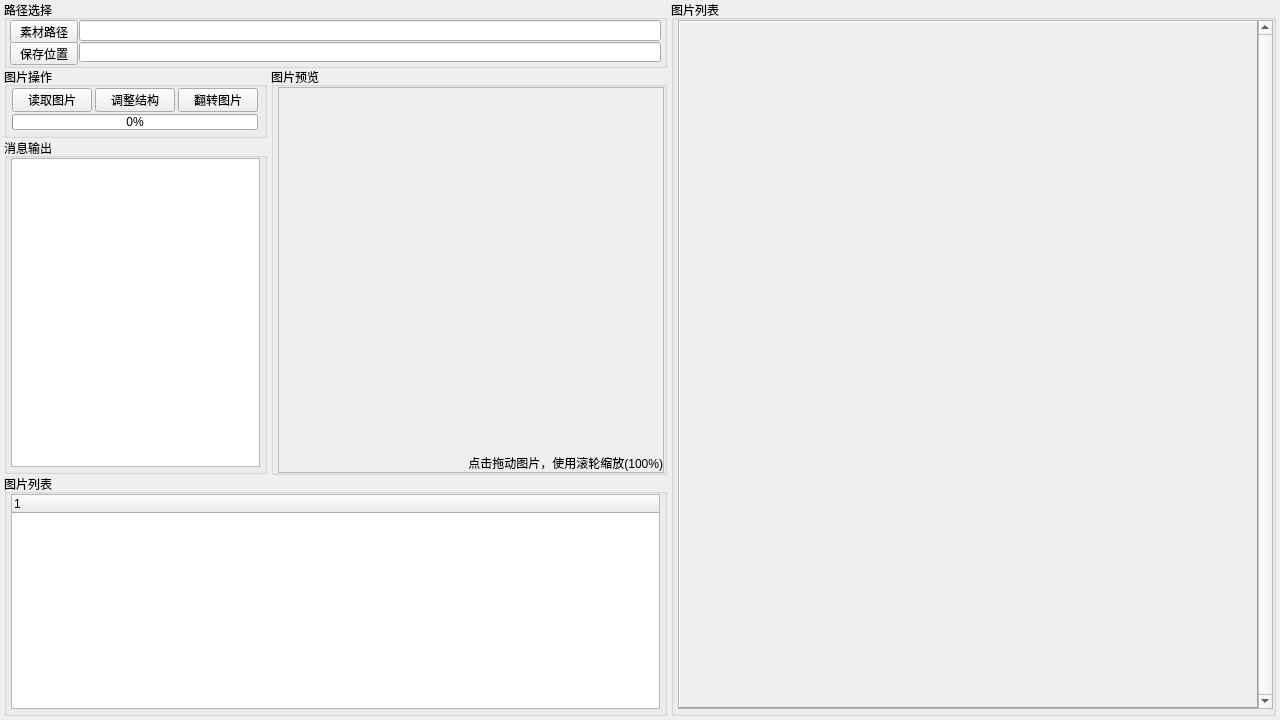
This is src/resources/ImageReverse.ui in Junt62/ImageReverse as Qt 5 draws it before an edit. The edited form follows.
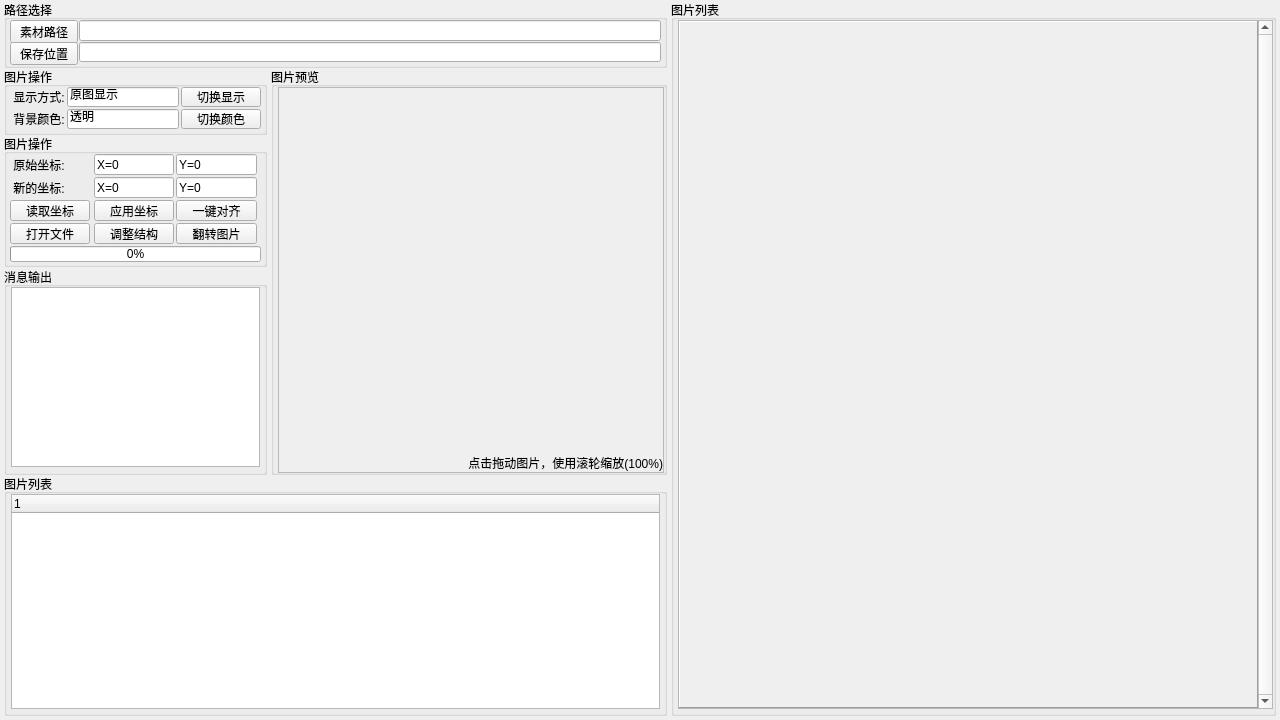
This is the edited form. Icons and pictures are not drawn.

```diff
--- a/src/resources/ImageReverse.ui
+++ b/src/resources/ImageReverse.ui
@@ -123,9 +123,9 @@
    <property name="geometry">
     <rect>
      <x>4</x>
-     <y>67</y>
+     <y>134</y>
      <width>263</width>
-     <height>71</height>
+     <height>133</height>
     </rect>
    </property>
    <property name="title">
@@ -145,66 +145,16 @@
      <number>3</number>
     </property>
     <property name="spacing">
-     <number>1</number>
+     <number>2</number>
     </property>
-    <item row="0" column="0">
-     <widget class="QPushButton" name="btnReadImg">
-      <property name="minimumSize">
-       <size>
-        <width>80</width>
-        <height>24</height>
-       </size>
-      </property>
-      <property name="maximumSize">
-       <size>
-        <width>80</width>
-        <height>24</height>
-       </size>
-      </property>
+    <item row="0" column="3">
+     <widget class="QLineEdit" name="inputPositionOldY">
       <property name="text">
-       <string>读取图片</string>
+       <string>Y=0</string>
       </property>
      </widget>
     </item>
-    <item row="0" column="1">
-     <widget class="QPushButton" name="btnChangeStructure">
-      <property name="minimumSize">
-       <size>
-        <width>80</width>
-        <height>24</height>
-       </size>
-      </property>
-      <property name="maximumSize">
-       <size>
-        <width>80</width>
-        <height>24</height>
-       </size>
-      </property>
-      <property name="text">
-       <string>调整结构</string>
-      </property>
-     </widget>
-    </item>
-    <item row="0" column="2">
-     <widget class="QPushButton" name="btnImgReverse">
-      <property name="minimumSize">
-       <size>
-        <width>80</width>
-        <height>24</height>
-       </size>
-      </property>
-      <property name="maximumSize">
-       <size>
-        <width>80</width>
-        <height>24</height>
-       </size>
-      </property>
-      <property name="text">
-       <string>翻转图片</string>
-      </property>
-     </widget>
-    </item>
-    <item row="3" column="0" colspan="3">
+    <item row="7" column="0" colspan="6">
      <widget class="QProgressBar" name="barProgress">
       <property name="minimumSize">
        <size>
@@ -226,15 +176,92 @@
       </property>
      </widget>
     </item>
+    <item row="1" column="2">
+     <widget class="QLineEdit" name="inputPositionNewX">
+      <property name="text">
+       <string>X=0</string>
+      </property>
+     </widget>
+    </item>
+    <item row="1" column="3">
+     <widget class="QLineEdit" name="inputPositionNewY">
+      <property name="text">
+       <string>Y=0</string>
+      </property>
+     </widget>
+    </item>
+    <item row="0" column="0" colspan="2">
+     <widget class="QLabel" name="labelPositionOld">
+      <property name="text">
+       <string> 原始坐标:</string>
+      </property>
+     </widget>
+    </item>
+    <item row="0" column="2">
+     <widget class="QLineEdit" name="inputPositionOldX">
+      <property name="text">
+       <string>X=0</string>
+      </property>
+     </widget>
+    </item>
+    <item row="2" column="0">
+     <widget class="QPushButton" name="btnReadPosition">
+      <property name="text">
+       <string>读取坐标</string>
+      </property>
+     </widget>
+    </item>
+    <item row="2" column="2">
+     <widget class="QPushButton" name="btnApplyPosition">
+      <property name="text">
+       <string>应用坐标</string>
+      </property>
+     </widget>
+    </item>
+    <item row="2" column="3">
+     <widget class="QPushButton" name="btnAutoAlignment">
+      <property name="text">
+       <string>一键对齐</string>
+      </property>
+     </widget>
+    </item>
+    <item row="5" column="0">
+     <widget class="QPushButton" name="btnOpenFolder">
+      <property name="text">
+       <string>打开文件</string>
+      </property>
+     </widget>
+    </item>
+    <item row="5" column="2">
+     <widget class="QPushButton" name="btnChangeStructure">
+      <property name="text">
+       <string>调整结构</string>
+      </property>
+     </widget>
+    </item>
+    <item row="5" column="3">
+     <widget class="QPushButton" name="btnImgReverse">
+      <property name="text">
+       <string>翻转图片</string>
+      </property>
+     </widget>
+    </item>
+    <item row="1" column="0">
+     <widget class="QLabel" name="labelPositionNew">
+      <property name="text">
+       <string> 新的坐标:</string>
+      </property>
+     </widget>
+    </item>
    </layout>
   </widget>
   <widget class="QGroupBox" name="groupMessage">
    <property name="geometry">
     <rect>
      <x>4</x>
-     <y>138</y>
+     <y>267</y>
      <width>263</width>
-     <height>336</height>
+     <height>208</height>
     </rect>
    </property>
    <property name="title">
@@ -251,10 +278,10 @@
      <number>4</number>
     </property>
     <property name="bottomMargin">
-     <number>4</number>
+     <number>5</number>
     </property>
     <property name="spacing">
-     <number>1</number>
+     <number>0</number>
     </property>
     <item row="0" column="0">
      <widget class="QTextEdit" name="inputMessage">
@@ -557,6 +584,84 @@
     </item>
    </layout>
   </widget>
+  <widget class="QGroupBox" name="groupDisplaySetting">
+   <property name="geometry">
+    <rect>
+     <x>4</x>
+     <y>67</y>
+     <width>263</width>
+     <height>68</height>
+    </rect>
+   </property>
+   <property name="title">
+    <string>图片操作</string>
+   </property>
+   <layout class="QGridLayout" name="gridLayout_2">
+    <property name="leftMargin">
+     <number>3</number>
+    </property>
+    <property name="topMargin">
+     <number>0</number>
+    </property>
+    <property name="rightMargin">
+     <number>3</number>
+    </property>
+    <property name="bottomMargin">
+     <number>3</number>
+    </property>
+    <property name="spacing">
+     <number>2</number>
+    </property>
+    <item row="2" column="0">
+     <widget class="QLabel" name="labelDisplayColor">
+      <property name="text">
+       <string> 背景颜色:</string>
+      </property>
+     </widget>
+    </item>
+    <item row="0" column="1" colspan="2">
+     <widget class="QLineEdit" name="inputDisplayType">
+      <property name="text">
+       <string>原图显示</string>
+      </property>
+      <property name="readOnly">
+       <bool>true</bool>
+      </property>
+     </widget>
+    </item>
+    <item row="0" column="3">
+     <widget class="QPushButton" name="btnChangeDisplayType">
+      <property name="text">
+       <string>切换显示</string>
+      </property>
+     </widget>
+    </item>
+    <item row="2" column="1" colspan="2">
+     <widget class="QLineEdit" name="inputDisplayColor">
+      <property name="text">
+       <string>透明</string>
+      </property>
+      <property name="readOnly">
+       <bool>true</bool>
+      </property>
+     </widget>
+    </item>
+    <item row="0" column="0">
+     <widget class="QLabel" name="labelDisplayType">
+      <property name="text">
+       <string> 显示方式:</string>
+      </property>
+     </widget>
+    </item>
+    <item row="2" column="3">
+     <widget class="QPushButton" name="btnChangeDisplayColor">
+      <property name="text">
+       <string>切换颜色</string>
+      </property>
+     </widget>
+    </item>
+   </layout>
+  </widget>
  </widget>
  <resources>
   <include location="resources.resources.qrc"/>
```
Left out of the diff: 33 changed lines with no effect on the pictures.
